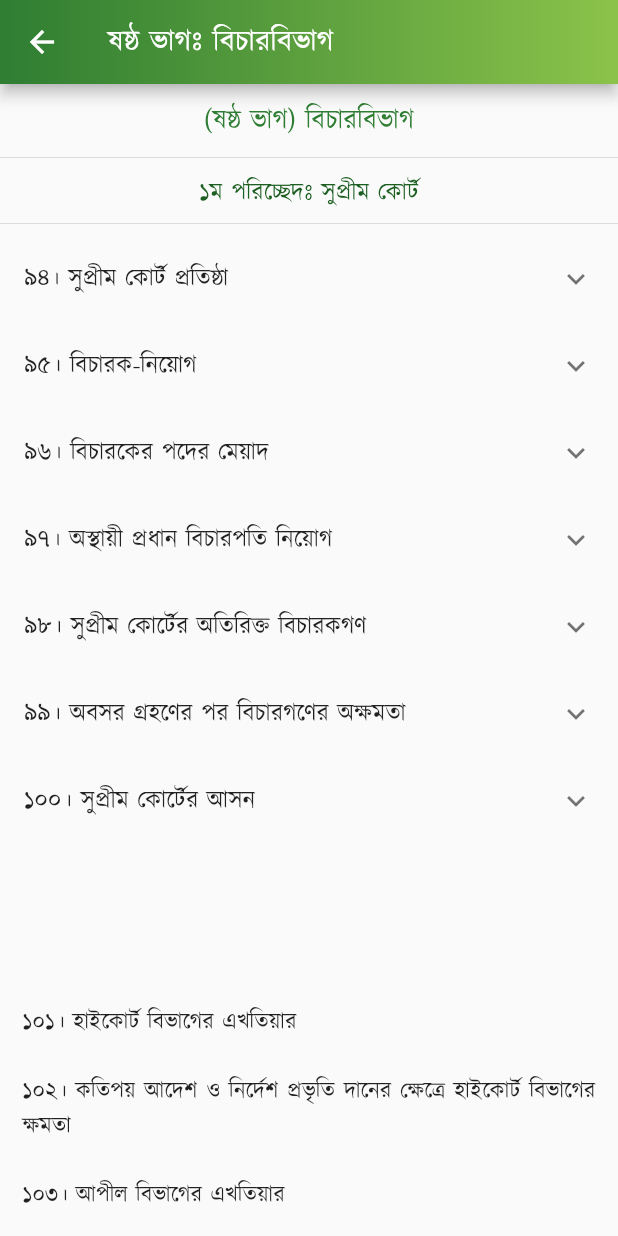
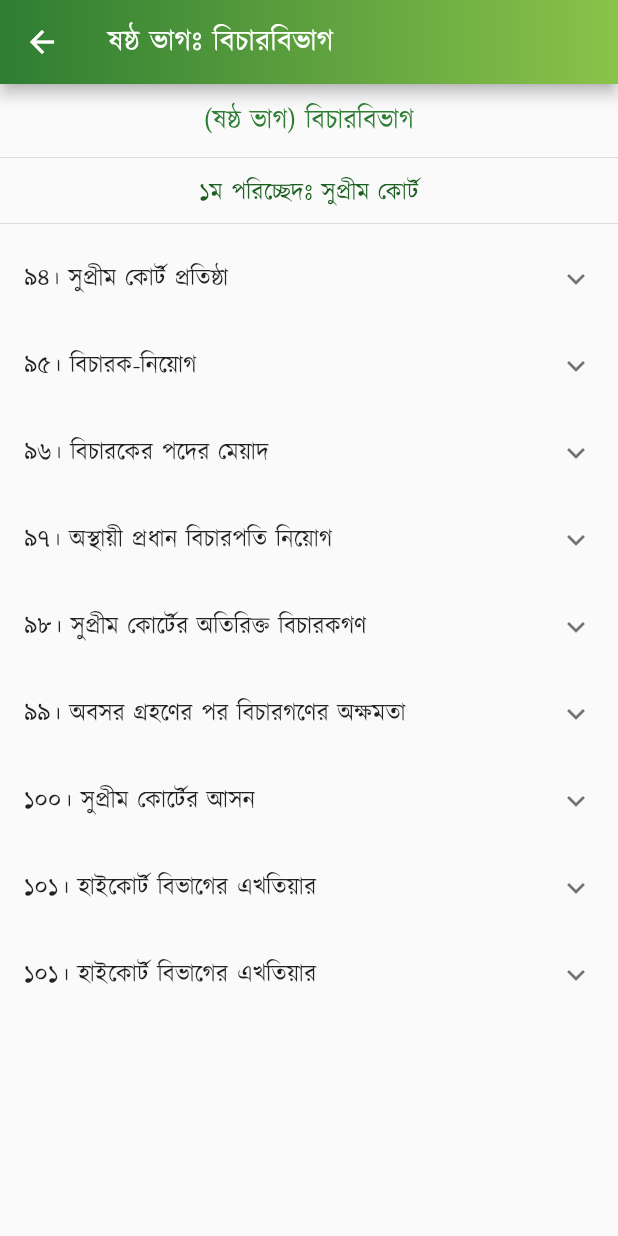
Before and after one commit to Azimul-Haque/flutter-onesignal, a Flutter app: the PartSix screen opened directly, on a phone screen of 412 x 824 dp. Run offline on Flutter 3.47's test engine with Material 2 defaults, Android fonts, the phone set to English and light mode, and no system bars; our stand-ins replace fluttertoast, package_info_plus, percent_indicator, shared_preferences, sqflite; missing offline and left inert: blinking_text, flutter_share, onesignal_flutter, slide_popup_dialog; accounts and stored records are empty; network calls fail.

Commit message:
Commit Fri 04/29/2022 13:49:17.18 29136

```diff
--- a/lib/pages/constitution/part6.dart
+++ b/lib/pages/constitution/part6.dart
@@ -157,11 +157,31 @@
               )),
             ],
           ),
+          ExpansionTile(
+            title: Text('১০১। হাইকোর্ট বিভাগের এখতিয়ার'),
+            children: <Widget>[
+              ListTile(
+                  title: Text(
+                '১০১। এই সংবিধান বা অন্য কোন আইনের দ্বারা হাইকোর্ট বিভাগের উপর যেরুপ আদি, আপীল ও অন্য প্রকার এখতিয়ার ও ক্ষমতা অর্পিত হইয়াছে, উক্ত বিভাগের সেইরুপ এখতিয়ার ও ক্ষমতা থাকিবে।',
+                textAlign: TextAlign.justify,
+              )),
+            ],
+          ),
+          ExpansionTile(
+            title: Text('১০১। হাইকোর্ট বিভাগের এখতিয়ার'),
+            children: <Widget>[
+              ListTile(
+                  title: Text(
+                '১০১। এই সংবিধান বা অন্য কোন আইনের দ্বারা হাইকোর্ট বিভাগের উপর যেরুপ আদি, আপীল ও অন্য প্রকার এখতিয়ার ও ক্ষমতা অর্পিত হইয়াছে, উক্ত বিভাগের সেইরুপ এখতিয়ার ও ক্ষমতা থাকিবে।',
+                textAlign: TextAlign.justify,
+              )),
+            ],
+          ),
           Padding(
             padding: EdgeInsets.all(15),
             child: Column(children: <Widget>[
               Text(
-                "  \n\n \n\n১০১। হাইকোর্ট বিভাগের এখতিয়ার \n\n১০২। কতিপয় আদেশ ও নির্দেশ প্রভৃতি দানের ক্ষেত্রে হাইকোর্ট বিভাগের ক্ষমতা \n\n১০৩। আপীল বিভাগের এখতিয়ার \n\n১০৪। আপীল বিভাগের পরোয়ানা জারী ও নির্বাহ \n\n১০৫। আপীল বিভাগ কর্তৃক রায় বা আদেশ পুনর্বিবেচনা \n\n১০৬। সুপ্রীম কোর্টের উপদেষ্টামূলক এখতিয়ার \n\n১০৭। সুপ্রীম কোর্টের বিধি-প্রণয়ন-ক্ষমতা \n\n১০৮। 'কোর্ট অব রেকর্ড' রূপে সুপ্রীম কোর্ট \n\n১০৯। আদালতসমূহের উপর তত্ত্বাবধান ও নিয়ন্ত্রণ \n\n১১০। অধস্তন আদালত হইতে হাইকোর্ট বিভাগে মামলা স্থানান্তর \n\n১১১। সুপ্রীম কোর্টের রায়ের বাধ্যতামূলক কার্যকরতা \n\n১১২। সুপ্রীম কোর্টের সহায়তা \n\n১১৩। সুপ্রীম কোর্টের কর্মচারীগণ \n\n\n২য় পরিচ্ছেদঃ অধস্তন আদালত \n\n১১৪। অধস্তন আদালত-সমূহ প্রতিষ্ঠা \n\n১১৫। অধস্তন আদালতে নিয়োগ \n\n১১৬। অধস্তন আদালতসমূহের নিয়ন্ত্রণ ও শৃঙ্খলা \n\n১১৬ক। বিচারবিভাগীয় কর্মচারীগণ বিচারকার্য পালনের ক্ষেত্রে স্বাধীন \n\n\n৩য় পরিচ্ছেদঃ প্রশাসনিক ট্রাইব্যুনাল \n\n১১৭। প্রশাসনিক ট্রাইব্যুনালসমূহ \n\n\nষষ্ঠ ক ভাগ-জাতীয়দল [সংবিধান (পঞ্চদশ সংশোধন) আইন, ২০১১ (২০১১ সনের ১৪ নং আইন)-এর ৪১ ধারাবলে বিলুপ্ত।]",
+                "  \n\n \n\n \n\n১০২। কতিপয় আদেশ ও নির্দেশ প্রভৃতি দানের ক্ষেত্রে হাইকোর্ট বিভাগের ক্ষমতা \n\n১০৩। আপীল বিভাগের এখতিয়ার \n\n১০৪। আপীল বিভাগের পরোয়ানা জারী ও নির্বাহ \n\n১০৫। আপীল বিভাগ কর্তৃক রায় বা আদেশ পুনর্বিবেচনা \n\n১০৬। সুপ্রীম কোর্টের উপদেষ্টামূলক এখতিয়ার \n\n১০৭। সুপ্রীম কোর্টের বিধি-প্রণয়ন-ক্ষমতা \n\n১০৮। 'কোর্ট অব রেকর্ড' রূপে সুপ্রীম কোর্ট \n\n১০৯। আদালতসমূহের উপর তত্ত্বাবধান ও নিয়ন্ত্রণ \n\n১১০। অধস্তন আদালত হইতে হাইকোর্ট বিভাগে মামলা স্থানান্তর \n\n১১১। সুপ্রীম কোর্টের রায়ের বাধ্যতামূলক কার্যকরতা \n\n১১২। সুপ্রীম কোর্টের সহায়তা \n\n১১৩। সুপ্রীম কোর্টের কর্মচারীগণ \n\n\n২য় পরিচ্ছেদঃ অধস্তন আদালত \n\n১১৪। অধস্তন আদালত-সমূহ প্রতিষ্ঠা \n\n১১৫। অধস্তন আদালতে নিয়োগ \n\n১১৬। অধস্তন আদালতসমূহের নিয়ন্ত্রণ ও শৃঙ্খলা \n\n১১৬ক। বিচারবিভাগীয় কর্মচারীগণ বিচারকার্য পালনের ক্ষেত্রে স্বাধীন \n\n\n৩য় পরিচ্ছেদঃ প্রশাসনিক ট্রাইব্যুনাল \n\n১১৭। প্রশাসনিক ট্রাইব্যুনালসমূহ \n\n\nষষ্ঠ ক ভাগ-জাতীয়দল [সংবিধান (পঞ্চদশ সংশোধন) আইন, ২০১১ (২০১১ সনের ১৪ নং আইন)-এর ৪১ ধারাবলে বিলুপ্ত।]",
                 style:
                     TextStyle(color: Colors.black87, fontSize: 15, height: 1.5),
                 textAlign: TextAlign.justify,
```
